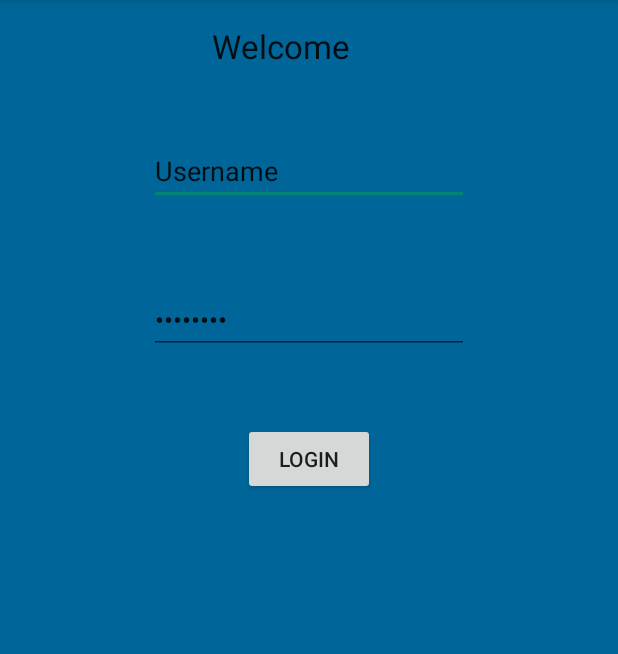
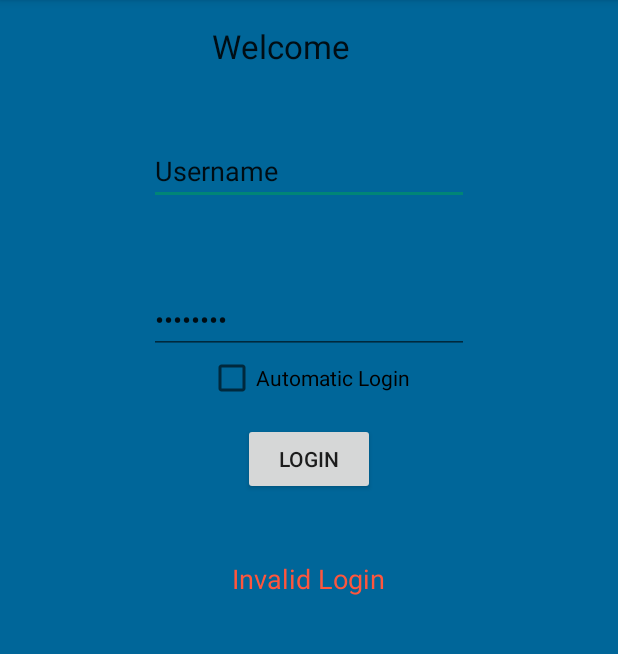
Before and after one commit to CSC4350/PiTection, an Android app: the screen it shows after launch (MainScreen), in the options menu, after a tap on "Settings", on a phone screen of 412 x 824 dp, the part 84-738 px from its top. Run offline under Robolectric (Android 15) with nearby library versions, the phone set to English and light mode, and no system bars.

Commit message:
Added event handler for Login button, checks user name and password with form validation for hard coded username and pass

```diff
--- a/app/src/main/java/com/example/pitectors/pitection/MainScreen.java
+++ b/app/src/main/java/com/example/pitectors/pitection/MainScreen.java
@@ -4,6 +4,9 @@ import android.support.v7.app.AppCompatActivity;
 import android.os.Bundle;
 import android.view.Menu;
 import android.view.MenuItem;
+import android.view.View;
+import android.widget.Button;
+import android.widget.*;
 
 public class MainScreen extends AppCompatActivity {
 
@@ -11,6 +14,35 @@ public class MainScreen extends AppCompatActivity {
     protected void onCreate(Bundle savedInstanceState) {
         super.onCreate(savedInstanceState);
         setContentView(R.layout.activity_main_screen);
+
+        //Get buttons and input fields
+        Button loginBtn = (Button) findViewById(R.id.loginBtn);
+        final EditText username = (EditText) findViewById(R.id.usernameField);
+       final  EditText password = (EditText) findViewById(R.id.passwordField);
+        final TextView loginError = (TextView) findViewById(R.id.loginError);
+
+        //Test for login credentials, pop ok
+        final TextView loginOk = (TextView) findViewById(R.id.textView2);
+
+        //Test user and pass for form validation
+       final String userCheck = "user";
+        final String userPass = "1234";
+        //Login event handlers with form validation
+
+       loginBtn.setOnClickListener(
+               new Button.OnClickListener(){
+                   public void onClick(View v){
+                       if(username.getText().toString().equals(userCheck) && password.getText().toString().equals(userPass)){
+                           loginOk.setVisibility(View.VISIBLE);
+                       }
+                       else{
+                           loginError.setVisibility(View.VISIBLE);
+                       }
+
+                   }
+               }
+       );
+
     }
 
     @Override
--- a/app/src/main/res/layout/activity_main_screen.xml
+++ b/app/src/main/res/layout/activity_main_screen.xml
@@ -26,7 +26,7 @@
         android:inputType="textPersonName"
         android:text="@string/user_login_default"
         android:ems="10"
-        android:id="@+id/editText"
+        android:id="@+id/usernameField"
         android:layout_below="@+id/textView"
         android:layout_centerHorizontal="true"
         android:layout_marginTop="46dp" />
@@ -36,9 +36,9 @@
         android:layout_height="wrap_content"
         android:inputType="textPassword"
         android:ems="10"
-        android:id="@+id/editText2"
+        android:id="@+id/passwordField"
         android:layout_marginTop="54dp"
-        android:layout_below="@+id/editText"
+        android:layout_below="@+id/usernameField"
         android:layout_centerHorizontal="true"
         android:text="Password"
         android:password="false" />
@@ -47,8 +47,40 @@
         android:layout_width="wrap_content"
         android:layout_height="wrap_content"
         android:text="@string/login_button"
-        android:id="@+id/loginbtn"
-        android:layout_below="@+id/editText2"
+        android:id="@+id/loginBtn"
+        android:layout_below="@+id/passwordField"
         android:layout_centerHorizontal="true"
         android:layout_marginTop="46dp" />
+
+    <CheckBox
+        android:layout_width="wrap_content"
+        android:layout_height="wrap_content"
+        android:text="@string/login_auto"
+        android:id="@+id/autoLogin"
+        android:layout_below="@+id/passwordField"
+        android:layout_centerHorizontal="true" />
+
+    <!--Login error message, default invisible -->
+    <TextView
+        android:layout_width="wrap_content"
+        android:layout_height="wrap_content"
+        android:textAppearance="?android:attr/textAppearanceMedium"
+        android:text="@string/login_error"
+        android:id="@+id/loginError"
+        android:layout_below="@+id/loginBtn"
+        android:layout_centerHorizontal="true"
+        android:layout_marginTop="43dp"
+        android:textColor="#ff563d"
+        android:visibility="invisible" />
+
+    <TextView
+        android:layout_width="wrap_content"
+        android:layout_height="wrap_content"
+        android:textAppearance="?android:attr/textAppearanceMedium"
+        android:text="@string/login_ok"
+        android:id="@+id/textView2"
+        android:layout_below="@+id/loginError"
+        android:layout_centerHorizontal="true"
+        android:visibility="invisible"
+        android:textColor="#32ff5e" />
 </RelativeLayout>
--- a/app/src/main/res/values/strings.xml
+++ b/app/src/main/res/values/strings.xml
@@ -6,4 +6,7 @@
     <string name="login_button">Login</string>
     <string name="user_login_default">Username</string>
     <string name="welcome_login">Welcome</string>
+    <string name="login_auto">Automatic Login</string>
+    <string name="login_error">Invalid Login</string>
+    <string name="login_ok">Login Ok!</string>
 </resources>
```
Also changed, not shown: 1 other file.
